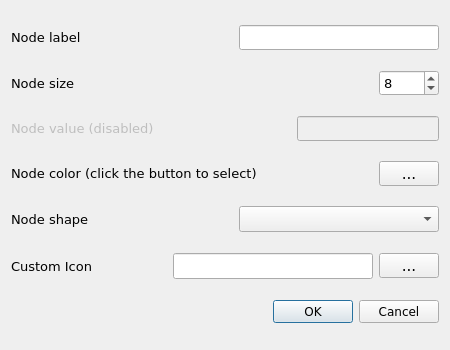
First picture: the form in src/forms/dialognodeedit.ui, repository socnetv/app, before the edit.
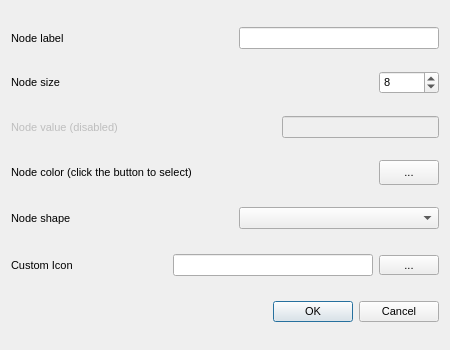
Second picture: the form after the edit.

Commit message: fixed styling in settings and properties dialog - started debugging hidpi and qt stylesheets

The edit to the form file:
```diff
--- a/src/forms/dialognodeedit.ui
+++ b/src/forms/dialognodeedit.ui
@@ -22,12 +22,6 @@
     <height>450</height>
    </size>
   </property>
-  <property name="font">
-   <font>
-    <family>DejaVu Sans</family>
-    <pointsize>11</pointsize>
-   </font>
-  </property>
   <property name="windowTitle">
    <string>Node Properties</string>
   </property>
@@ -38,7 +32,7 @@
       <widget class="QLabel" name="label">
        <property name="font">
         <font>
-         <pointsize>10</pointsize>
+         <pointsize>8</pointsize>
         </font>
        </property>
        <property name="text">
@@ -48,6 +42,11 @@
      </item>
      <item>
       <spacer name="horizontalSpacer_5">
+       <property name="font">
+        <font>
+         <pointsize>8</pointsize>
+        </font>
+       </property>
        <property name="orientation">
         <enum>Qt::Horizontal</enum>
        </property>
@@ -69,8 +68,7 @@
        </property>
        <property name="font">
         <font>
-         <family>Sans Serif</family>
-         <pointsize>10</pointsize>
+         <pointsize>8</pointsize>
         </font>
        </property>
        <property name="toolTip">
@@ -86,7 +84,7 @@
       <widget class="QLabel" name="label_2">
        <property name="font">
         <font>
-         <pointsize>10</pointsize>
+         <pointsize>8</pointsize>
         </font>
        </property>
        <property name="text">
@@ -98,8 +96,7 @@
       <spacer name="horizontalSpacer">
        <property name="font">
         <font>
-         <family>DejaVu Sans</family>
-         <pointsize>11</pointsize>
+         <pointsize>8</pointsize>
         </font>
        </property>
        <property name="orientation">
@@ -123,8 +120,7 @@
        </property>
        <property name="font">
         <font>
-         <family>Sans Serif</family>
-         <pointsize>10</pointsize>
+         <pointsize>8</pointsize>
         </font>
        </property>
        <property name="toolTip">
@@ -146,7 +142,7 @@
        </property>
        <property name="font">
         <font>
-         <pointsize>10</pointsize>
+         <pointsize>8</pointsize>
         </font>
        </property>
        <property name="text">
@@ -158,8 +154,7 @@
       <spacer name="horizontalSpacer_2">
        <property name="font">
         <font>
-         <family>DejaVu Sans</family>
-         <pointsize>11</pointsize>
+         <pointsize>8</pointsize>
         </font>
        </property>
        <property name="orientation">
@@ -180,8 +175,7 @@
        </property>
        <property name="font">
         <font>
-         <family>Sans Serif</family>
-         <pointsize>10</pointsize>
+         <pointsize>8</pointsize>
         </font>
        </property>
       </widget>
@@ -194,7 +188,7 @@
       <widget class="QLabel" name="label_4">
        <property name="font">
         <font>
-         <pointsize>10</pointsize>
+         <pointsize>8</pointsize>
         </font>
        </property>
        <property name="text">
@@ -206,8 +200,7 @@
       <spacer name="horizontalSpacer_3">
        <property name="font">
         <font>
-         <family>DejaVu Sans</family>
-         <pointsize>11</pointsize>
+         <pointsize>8</pointsize>
         </font>
        </property>
        <property name="orientation">
@@ -231,8 +224,7 @@
        </property>
        <property name="font">
         <font>
-         <family>DejaVu Sans</family>
-         <pointsize>11</pointsize>
+         <pointsize>8</pointsize>
         </font>
        </property>
        <property name="text">
@@ -254,7 +246,7 @@
       <widget class="QLabel" name="label_5">
        <property name="font">
         <font>
-         <pointsize>10</pointsize>
+         <pointsize>8</pointsize>
         </font>
        </property>
        <property name="text">
@@ -266,8 +258,7 @@
       <spacer name="horizontalSpacer_4">
        <property name="font">
         <font>
-         <family>DejaVu Sans</family>
-         <pointsize>11</pointsize>
+         <pointsize>8</pointsize>
         </font>
        </property>
        <property name="orientation">
@@ -298,6 +289,11 @@
          <height>16777215</height>
         </size>
        </property>
+       <property name="font">
+        <font>
+         <pointsize>8</pointsize>
+        </font>
+       </property>
        <property name="toolTip">
         <string>&lt;html&gt;&lt;head/&gt;&lt;body&gt;&lt;p&gt;Select a node shape. &lt;/p&gt;&lt;p&gt;If you select &amp;quot;Icon&amp;quot; then you must click on the custom icon button (below) to select the desired icon file from your filesystem. &lt;/p&gt;&lt;/body&gt;&lt;/html&gt;</string>
        </property>
@@ -311,7 +307,7 @@
       <widget class="QLabel" name="label_24">
        <property name="font">
         <font>
-         <pointsize>10</pointsize>
+         <pointsize>8</pointsize>
         </font>
        </property>
        <property name="toolTip">
@@ -324,6 +320,11 @@
      </item>
      <item>
       <spacer name="horizontalSpacer_24">
+       <property name="font">
+        <font>
+         <pointsize>8</pointsize>
+        </font>
+       </property>
        <property name="orientation">
         <enum>Qt::Horizontal</enum>
        </property>
@@ -343,6 +344,11 @@
          <height>0</height>
         </size>
        </property>
+       <property name="font">
+        <font>
+         <pointsize>8</pointsize>
+        </font>
+       </property>
        <property name="toolTip">
         <string>&lt;html&gt;&lt;head/&gt;&lt;body&gt;&lt;p&gt;&lt;span style=&quot; font-weight:600;&quot;&gt;Custom Icon &lt;/span&gt;&lt;/p&gt;&lt;p&gt;This box only shows the path of the selected custom icon file for all network nodes. If it is empty, it means you have not selected any image yet.&lt;/p&gt;&lt;p&gt;Click the button on the right to select a new image to be used as custom icon in all the nodes of the network.&lt;/p&gt;&lt;p&gt;Valid icons are images: JPG, PNG, JPEG, SVG etc.&lt;/p&gt;&lt;p&gt;This is a permanent setting. Once you press OK, it will be saved and will be the default of the application every time you run SocNetV - until you change it again.&lt;/p&gt;&lt;p&gt;&lt;br/&gt;&lt;/p&gt;&lt;/body&gt;&lt;/html&gt;</string>
        </property>
@@ -365,6 +371,11 @@
          <height>0</height>
         </size>
        </property>
+       <property name="font">
+        <font>
+         <pointsize>8</pointsize>
+        </font>
+       </property>
        <property name="toolTip">
         <string>&lt;html&gt;&lt;head/&gt;&lt;body&gt;&lt;p&gt;&lt;span style=&quot; font-weight:600;&quot;&gt;Custom Icon &lt;/span&gt;&lt;/p&gt;&lt;p&gt;Click this button to select a new custom icon for all nodes of the network. &lt;/p&gt;&lt;p&gt;Valid icons are images: JPG, PNG, JPEG, SVG etc.&lt;/p&gt;&lt;p&gt;If you don't select an image file, you must select one of the default shapes from the Node Shape menu above. &lt;/p&gt;&lt;p&gt;This is a permanent setting. Once you press OK, it will be saved and will be the default of the application every time you run SocNetV - until you change it again.&lt;/p&gt;&lt;p&gt;&lt;br/&gt;&lt;/p&gt;&lt;/body&gt;&lt;/html&gt;</string>
        </property>
@@ -382,8 +393,7 @@
     <widget class="QDialogButtonBox" name="buttonBox">
      <property name="font">
       <font>
-       <family>Sans Serif</family>
-       <pointsize>9</pointsize>
+       <pointsize>8</pointsize>
       </font>
      </property>
      <property name="orientation">
```
The commit also changes 4 other files.
